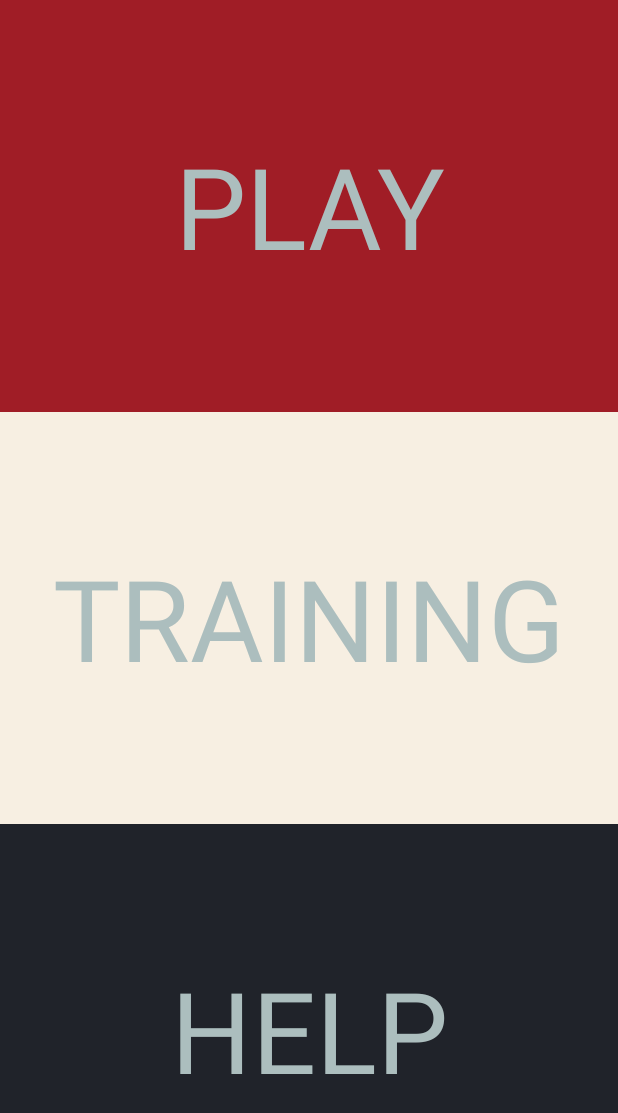
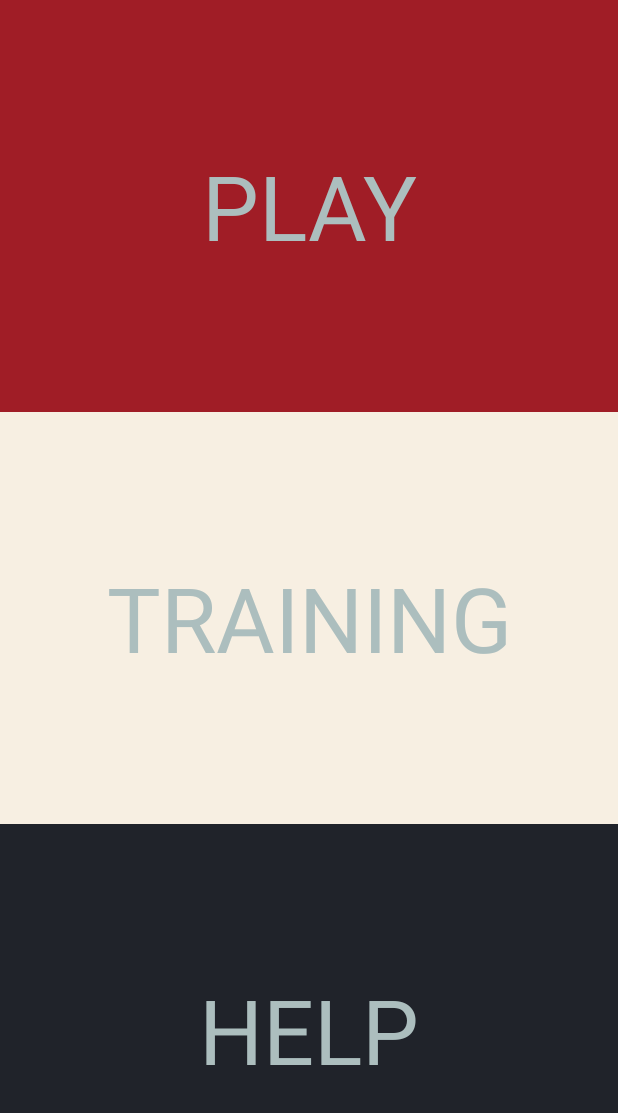
Before and after one commit to cige/jumpntrap, an Android app: the screen it shows after launch (MenuActivity), on a phone screen of 412 x 824 dp. Shown: the top 1113 px of the screen. Run offline under Robolectric (Android 15) with nearby library versions, the phone set to English and light mode, and no system bars; 2 statements that could not run were skipped.

```diff
--- a/app/src/main/res/layout/activity_menu.xml
+++ b/app/src/main/res/layout/activity_menu.xml
@@ -7,6 +7,7 @@
     tools:context=".activity.MenuActivity">
 
     <RelativeLayout
+        xmlns:android="http://schemas.android.com/apk/res/android"
         android:id="@+id/play"
         android:layout_width="match_parent"
         android:layout_height="match_parent"
@@ -17,29 +18,32 @@
             android:layout_width="match_parent"
             android:layout_height="match_parent"
             android:text="@string/play"
-            android:textSize="75sp"
+            android:textSize="60sp"
             android:textAllCaps="true"
             android:gravity="center"
             android:textColor="@color/emptyColor"/>
     </RelativeLayout>
 
     <RelativeLayout
+        xmlns:android="http://schemas.android.com/apk/res/android"
         android:id="@+id/training"
         android:layout_width="match_parent"
         android:layout_height="match_parent"
         android:background="@color/tileColor"
         android:layout_weight="1">
         <TextView
+            android:id="@+id/tv_training"
             android:layout_width="match_parent"
             android:layout_height="match_parent"
             android:text="@string/training"
-            android:textSize="75sp"
+            android:textSize="60sp"
             android:textAllCaps="true"
             android:gravity="center"
             android:textColor="@color/emptyColor"/>
     </RelativeLayout>
 
     <RelativeLayout
+        xmlns:android="http://schemas.android.com/apk/res/android"
         android:id="@+id/help"
         android:layout_width="match_parent"
         android:layout_height="match_parent"
@@ -49,7 +53,7 @@
             android:layout_width="match_parent"
             android:layout_height="match_parent"
             android:text="@string/help"
-            android:textSize="75sp"
+            android:textSize="60sp"
             android:textAllCaps="true"
             android:gravity="center"
             android:textColor="@color/emptyColor"/>
```
